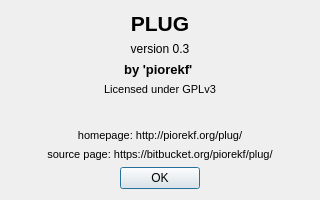
Before: the Qt Designer form plug/about.ui in b2ornot2b/plug, drawn with Qt 5.
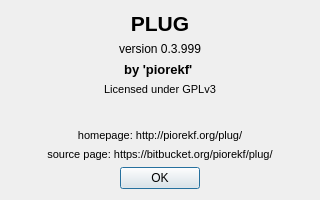
After: the same form once the commit is applied.

Diff of the .ui file:
```diff
--- a/plug/about.ui
+++ b/plug/about.ui
@@ -34,7 +34,7 @@
    <item>
     <widget class="QLabel" name="label_6">
      <property name="text">
-      <string>version 0.3</string>
+      <string>version 0.3.999</string>
      </property>
      <property name="alignment">
       <set>Qt::AlignCenter</set>
```
